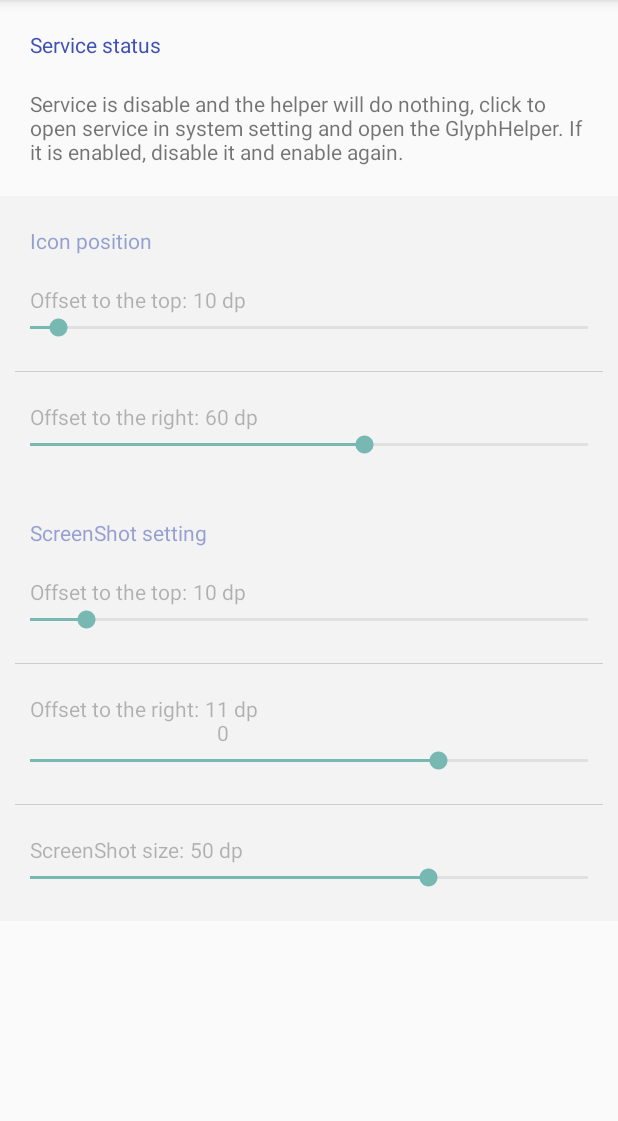
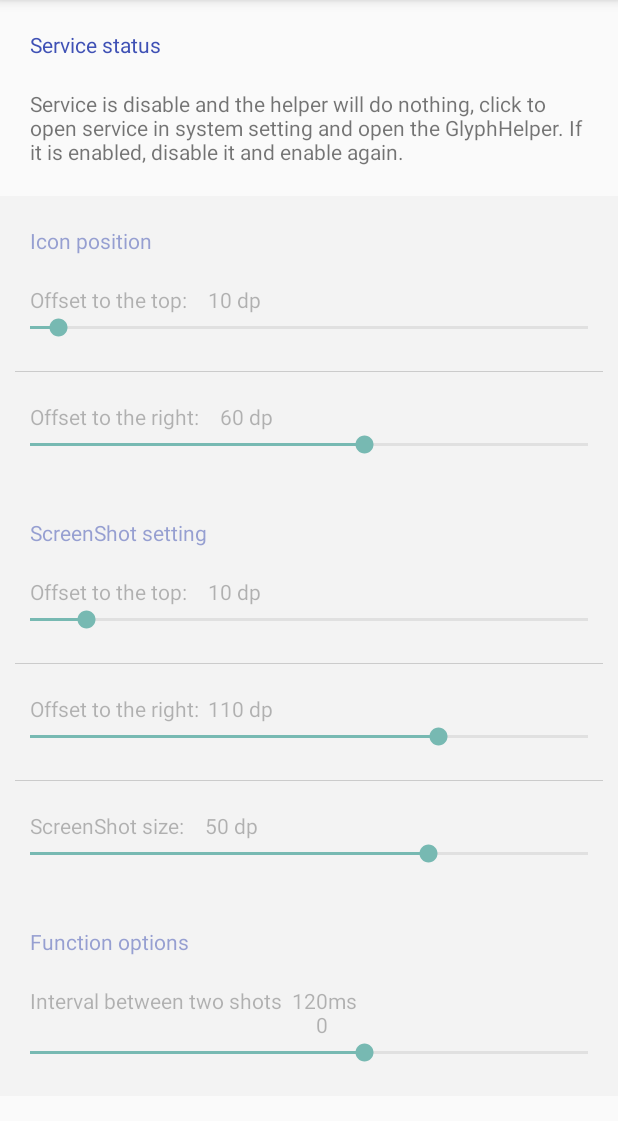
Before and after one commit to GhostFlying/GlyphHelper, an Android app: the screen it shows after launch (MainActivity), on a phone screen of 412 x 824 dp, the part 84-1205 px from its top. Run offline under Robolectric (Android 15) with nearby library versions, the phone set to English and light mode, and no system bars; our stand-ins replace ButterKnife.

Commit message:
add auto shot

```diff
--- a/app/src/main/java/com/ghostflying/glyphhelper/MainActivity.java
+++ b/app/src/main/java/com/ghostflying/glyphhelper/MainActivity.java
@@ -34,6 +34,8 @@ public class MainActivity extends ActionBarActivity {
     @InjectView(R.id.screenshot_right_offset_value) TextView mScreenShotRightOffsetValue;
     @InjectView(R.id.screenshot_size) SeekBar mScreenShotSize;
     @InjectView(R.id.screenshot_size_value) TextView mScreenShotSizeValue;
+    @InjectView(R.id.screenshot_interval) SeekBar mScreenShotInterval;
+    @InjectView(R.id.screenshot_interval_value) TextView mScreenShotIntervalValue;
     @InjectView(R.id.disable_overlay) View mDisableOverlay;
 
     private SharedPreferences mSetting;
@@ -43,8 +45,7 @@ public class MainActivity extends ActionBarActivity {
     private int screenShotTopOffset;
     private int screenShotRightOffset;
     private int screenShotSize;
-
-    private static final String TAG = "MainActivity";
+    private int screenShotInterval;
 
     @Override
     protected void onCreate(Bundle savedInstanceState) {
@@ -65,6 +66,7 @@ public class MainActivity extends ActionBarActivity {
         mScreenShotTopOffset.setOnSeekBarChangeListener(mSeekBarChangeListener);
         mScreenShotRightOffset.setOnSeekBarChangeListener(mSeekBarChangeListener);
         mScreenShotSize.setOnSeekBarChangeListener(mSeekBarChangeListener);
+        mScreenShotInterval.setOnSeekBarChangeListener(mSeekBarChangeListener);
 
         mServiceStatusView.setOnClickListener(mServiceStatusViewClickListener);
         mServiceStatusView.setOnLongClickListener(mServiceStatusViewLongClickListener);
@@ -110,6 +112,14 @@ public class MainActivity extends ActionBarActivity {
                 );
         mScreenShotSizeValue.setText(Integer.toString(screenShotSize));
         mScreenShotSize.setProgress(screenShotSize);
+
+        screenShotInterval =
+                mSetting.getInt(
+                        MonitorService.SETTING_SCREEN_SHOT_INTERVAL,
+                        MonitorService.DEFAULT_SCREEN_SHOT_INTERVAL
+                );
+        mScreenShotIntervalValue.setText(Integer.toString(screenShotInterval));
+        mScreenShotInterval.setProgress(screenShotInterval);
     }
 
     @Override
@@ -127,6 +137,7 @@ public class MainActivity extends ActionBarActivity {
                 .putInt(MonitorService.SETTING_SCREEN_SHOT_TOP_OFFSET_NAME, screenShotTopOffset)
                 .putInt(MonitorService.SETTING_SCREEN_SHOT_RIGHT_OFFSET_NAME, screenShotRightOffset)
                 .putInt(MonitorService.SETTING_SCREEN_SHOT_SIZE_NAME, screenShotSize)
+                .putInt(MonitorService.SETTING_SCREEN_SHOT_INTERVAL, screenShotInterval)
                 .apply();
     }
 
@@ -192,6 +203,9 @@ public class MainActivity extends ActionBarActivity {
                 case R.id.screenshot_size:
                     changeScreenShotSize(progress);
                     break;
+                case R.id.screenshot_interval:
+                    changeScreenShotInterval(progress);
+                    break;
             }
         }
 
@@ -238,7 +252,12 @@ public class MainActivity extends ActionBarActivity {
 
     private void updateScreenShots(){
         if (mService != null){
-            mService.updateScreenShotsSetting(screenShotTopOffset, screenShotRightOffset, screenShotSize);
+            mService.updateScreenShotsSetting(
+                    screenShotTopOffset,
+                    screenShotRightOffset,
+                    screenShotSize,
+                    screenShotInterval
+            );
         }
     }
 
@@ -247,4 +266,10 @@ public class MainActivity extends ActionBarActivity {
         screenShotSize = size;
         updateScreenShots();
     }
+
+    private void changeScreenShotInterval(int interval){
+        mScreenShotIntervalValue.setText(Integer.toString(interval));
+        screenShotInterval = interval;
+        updateScreenShots();
+    }
 }
--- a/app/src/main/res/layout/activity_main.xml
+++ b/app/src/main/res/layout/activity_main.xml
@@ -42,6 +42,8 @@
 
                     <include layout="@layout/setting_screenshot"/>
 
+                    <include layout="@layout/setting_function"/>
+
                 </LinearLayout>
 
                 <View
--- /dev/null
+++ b/app/src/main/res/layout/setting_function.xml
@@ -0,0 +1,51 @@
+<?xml version="1.0" encoding="utf-8"?>
+<LinearLayout xmlns:android="http://schemas.android.com/apk/res/android"
+              android:orientation="vertical"
+              android:layout_width="match_parent"
+              android:layout_height="match_parent">
+
+    <TextView
+        android:text="@string/setting_function"
+        android:textColor="@color/setting_group_title_text_color"
+        android:paddingLeft="@dimen/setting_keyline1"
+        android:paddingRight="@dimen/setting_keyline1"
+        android:paddingTop="@dimen/setting_item_margin_vertical"
+        android:layout_width="match_parent"
+        android:layout_height="wrap_content"/>
+
+    <LinearLayout
+        android:orientation="horizontal"
+        android:paddingLeft="@dimen/setting_keyline1"
+        android:paddingRight="@dimen/setting_keyline1"
+        android:paddingTop="@dimen/setting_item_margin_vertical"
+        android:layout_width="match_parent"
+        android:layout_height="wrap_content">
+
+        <TextView
+            android:text="@string/setting_auto_screenshot_interval"
+            android:layout_width="wrap_content"
+            android:layout_height="wrap_content"/>
+
+        <TextView
+            android:id="@+id/screenshot_interval_value"
+            android:gravity="right"
+            android:layout_width="@dimen/setting_icon_offset_value_width"
+            android:layout_height="wrap_content"/>
+
+        <TextView
+            android:text="@string/ms"
+            android:layout_width="wrap_content"
+            android:layout_height="wrap_content"/>
+
+    </LinearLayout>
+
+    <SeekBar
+        android:id="@+id/screenshot_interval"
+        android:max="2000"
+        android:paddingLeft="@dimen/setting_keyline1"
+        android:paddingRight="@dimen/setting_keyline1"
+        android:paddingBottom="@dimen/setting_item_margin_vertical"
+        android:layout_width="match_parent"
+        android:layout_height="wrap_content"/>
+
+</LinearLayout>
--- a/app/src/main/res/values/dimens.xml
+++ b/app/src/main/res/values/dimens.xml
@@ -9,6 +9,6 @@
 
     <dimen name="setting_keyline1">20dp</dimen>
     <dimen name="setting_item_margin_vertical">20dp</dimen>
-    <dimen name="setting_icon_offset_value_width">20dp</dimen>
+    <dimen name="setting_icon_offset_value_width">30dp</dimen>
     <dimen name="setting_item_separator_margin_horizon">10dp</dimen>
 </resources>
--- a/app/src/main/res/values/strings.xml
+++ b/app/src/main/res/values/strings.xml
@@ -10,6 +10,8 @@
     <string name="click_to_setting">click to enter setting</string>
     <string name="hide_helper">Hide</string>
     <string name="show_helper">Show</string>
+    <string name="enable_auto_screenshot">Auto shot</string>
+    <string name="disable_auto_screenshot">manual shot</string>
 
     <string name="setting_status">Service status</string>
     <string name="service_enable">Service is enabled, the icon will be showed in the game
@@ -30,4 +32,8 @@
     <string name="setting_screenshot_right_offset">Offset to the right:</string>
 
     <string name="setting_screenshot_size">ScreenShot size:</string>
+
+    <string name="setting_function">Function options</string>
+    <string name="setting_auto_screenshot_interval">Interval between two shots</string>
+    <string name="ms">ms</string>
 </resources>
```
Also changed, not shown: app/src/main/java/com/ghostflying/glyphhelper/MonitorService.java (+59 -4 lines), app/src/main/res/drawable-hdpi/ic_alarm_off.png (added), app/src/main/res/drawable-hdpi/ic_alarm_on.png (added), app/src/main/res/drawable-mdpi/ic_alarm_off.png (added), app/src/main/res/drawable-mdpi/ic_alarm_on.png (added), app/src/main/res/drawable-xhdpi/ic_alarm_off.png (added), app/src/main/res/drawable-xhdpi/ic_alarm_on.png (added), app/src/main/res/drawable-xxhdpi/ic_alarm_off.png (added), app/src/main/res/drawable-xxhdpi/ic_alarm_on.png (added).
